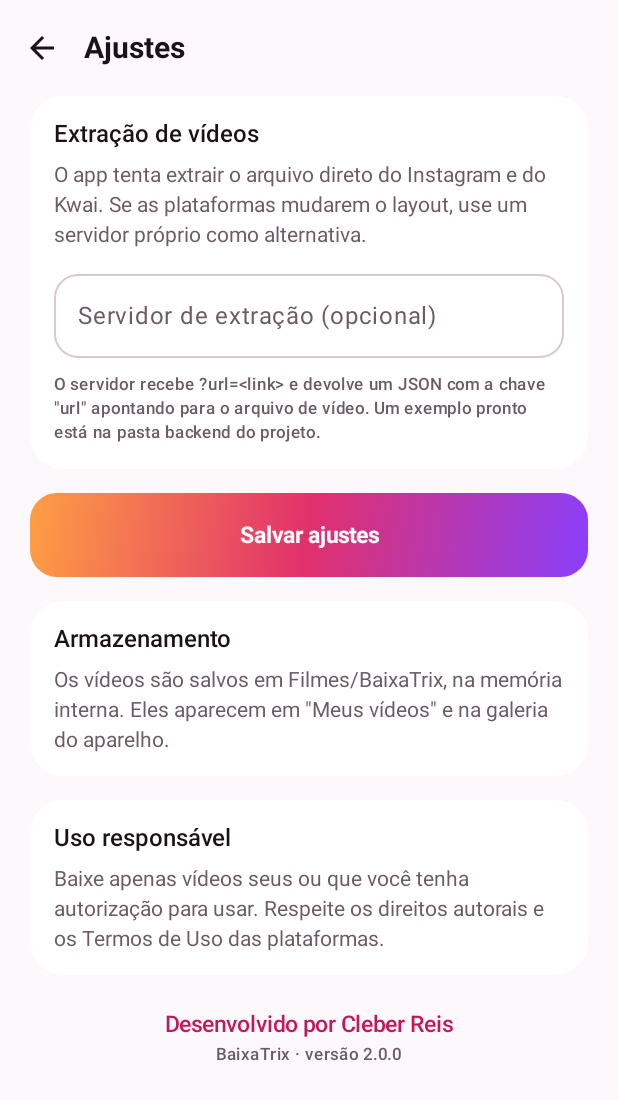
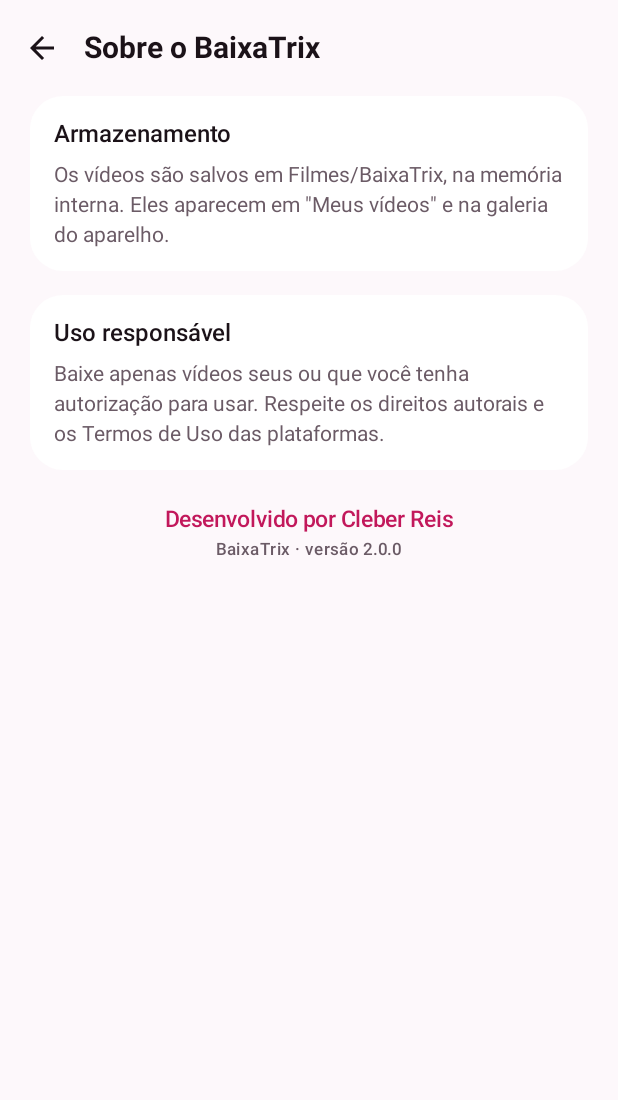
Before and after one commit to clebersys/baixatrix, an Android app built with Jetpack Compose: the composable SettingsScreen shown on its own in the app's theme, on a phone screen of 412 x 824 dp. Shown: the top 1100 px of the screen. Run offline under Robolectric (Android 15) with nearby library versions, the phone set to English and light mode, and no system bars.

Commit message:
Remove server configuration from BaixaTrix app

```diff
--- a/app/build.gradle.kts
+++ b/app/build.gradle.kts
@@ -99,9 +99,6 @@ dependencies {
     implementation("io.coil-kt:coil-compose:2.7.0")
     implementation("io.coil-kt:coil-video:2.7.0")
 
-    // Preferências
-    implementation("androidx.datastore:datastore-preferences:1.1.1")
-
     debugImplementation("androidx.compose.ui:ui-tooling")
 
     testImplementation("junit:junit:4.13.2")
--- a/app/src/main/java/com/cleber/baixatrix/data/SettingsStore.kt
+++ /dev/null
@@ -1,44 +0,0 @@
-package com.cleber.baixatrix.data
-
-import android.content.Context
-import androidx.datastore.core.DataStore
-import androidx.datastore.preferences.core.Preferences
-import androidx.datastore.preferences.core.edit
-import androidx.datastore.preferences.core.emptyPreferences
-import androidx.datastore.preferences.core.stringPreferencesKey
-import androidx.datastore.preferences.preferencesDataStore
-import kotlinx.coroutines.flow.Flow
-import kotlinx.coroutines.flow.catch
-import kotlinx.coroutines.flow.first
-import kotlinx.coroutines.flow.map
-import java.io.IOException
-
-private val Context.dataStore: DataStore<Preferences> by preferencesDataStore(name = "baixatrix_settings")
-
-/** Preferências do app: endereço do servidor de extração opcional. */
-class SettingsStore(private val context: Context) {
-
-    data class Settings(
-        val resolverUrl: String = ""
-    )
-
-    val settings: Flow<Settings> = context.dataStore.data
-        .catch { error ->
-            if (error is IOException) emit(emptyPreferences()) else throw error
-        }
-        .map { prefs ->
-            Settings(
-                resolverUrl = prefs[Keys.RESOLVER_URL].orEmpty()
-            )
-        }
-
-    suspend fun current(): Settings = settings.first()
-
-    suspend fun setResolverUrl(value: String) {
-        context.dataStore.edit { it[Keys.RESOLVER_URL] = value.trim() }
-    }
-
-    private object Keys {
-        val RESOLVER_URL = stringPreferencesKey("resolver_url")
-    }
-}
--- a/app/src/main/java/com/cleber/baixatrix/data/resolver/InstagramResolver.kt
+++ b/app/src/main/java/com/cleber/baixatrix/data/resolver/InstagramResolver.kt
@@ -68,8 +68,7 @@ class InstagramResolver : PlatformResolver {
         if (ordered.isEmpty()) {
             throw ResolveException(
                 message = "O Instagram não disponibilizou este vídeo público. " +
-                    "Posts privados ou removidos não são suportados pelo BaixaTrix. " +
-                    "Você pode configurar um servidor de extração próprio para conteúdo autorizado.",
+                    "O BaixaTrix só oferece suporte a posts públicos; posts privados ou removidos não são suportados.",
                 details = errors.filter { it.isNotBlank() }.distinct().joinToString(" | ")
                     .takeIf { it.isNotBlank() }
             )
--- a/app/src/main/java/com/cleber/baixatrix/ui/HomeViewModel.kt
+++ b/app/src/main/java/com/cleber/baixatrix/ui/HomeViewModel.kt
@@ -5,7 +5,6 @@ import android.net.Uri
 import android.os.Environment
 import androidx.lifecycle.AndroidViewModel
 import androidx.lifecycle.viewModelScope
-import com.cleber.baixatrix.BaixaTrixApplication
 import com.cleber.baixatrix.data.DownloadRepository
 import com.cleber.baixatrix.data.MediaRepository
 import com.cleber.baixatrix.data.model.ResolveException
@@ -49,8 +48,7 @@ data class HomeUiState(
 
 class HomeViewModel(application: Application) : AndroidViewModel(application) {
 
-    private val app = application as BaixaTrixApplication
-    private val mediaRepository = MediaRepository(app.settings)
+    private val mediaRepository = MediaRepository()
     private val downloadRepository = DownloadRepository(application)
 
     private val _state = MutableStateFlow(HomeUiState())
--- a/app/src/main/java/com/cleber/baixatrix/ui/SettingsScreen.kt
+++ b/app/src/main/java/com/cleber/baixatrix/ui/SettingsScreen.kt
@@ -11,7 +11,6 @@ import androidx.compose.foundation.layout.height
 import androidx.compose.foundation.layout.padding
 import androidx.compose.foundation.rememberScrollState
 import androidx.compose.foundation.shape.RoundedCornerShape
-import androidx.compose.foundation.text.KeyboardOptions
 import androidx.compose.foundation.verticalScroll
 import androidx.compose.material.icons.Icons
 import androidx.compose.material.icons.filled.ArrowBack
@@ -19,53 +18,25 @@ import androidx.compose.material3.ExperimentalMaterial3Api
 import androidx.compose.material3.Icon
 import androidx.compose.material3.IconButton
 import androidx.compose.material3.MaterialTheme
-import androidx.compose.material3.OutlinedTextField
 import androidx.compose.material3.Scaffold
-import androidx.compose.material3.SnackbarHost
-import androidx.compose.material3.SnackbarHostState
 import androidx.compose.material3.Surface
 import androidx.compose.material3.Text
 import androidx.compose.material3.TopAppBar
 import androidx.compose.material3.TopAppBarDefaults
 import androidx.compose.runtime.Composable
-import androidx.compose.runtime.getValue
-import androidx.compose.runtime.mutableStateOf
-import androidx.compose.runtime.remember
-import androidx.compose.runtime.rememberCoroutineScope
-import androidx.compose.runtime.setValue
 import androidx.compose.ui.Alignment
 import androidx.compose.ui.Modifier
 import androidx.compose.ui.graphics.Color
-import androidx.compose.ui.platform.LocalContext
-import androidx.compose.ui.text.input.ImeAction
-import androidx.compose.ui.text.input.KeyboardType
 import androidx.compose.ui.unit.dp
-import androidx.lifecycle.compose.collectAsStateWithLifecycle
-import com.cleber.baixatrix.BaixaTrixApplication
 import com.cleber.baixatrix.BuildConfig
-import com.cleber.baixatrix.data.SettingsStore
-import com.cleber.baixatrix.ui.components.GradientButton
-import kotlinx.coroutines.launch
 
 @Composable
 fun SettingsScreen(onBack: () -> Unit) {
-    val context = LocalContext.current
-    val app = context.applicationContext as BaixaTrixApplication
-    val scope = rememberCoroutineScope()
-    val snackbarHostState = remember { SnackbarHostState() }
-
-    val saved by app.settings.settings.collectAsStateWithLifecycle(
-        initialValue = SettingsStore.Settings()
-    )
-
-    var resolverUrl by remember(saved.resolverUrl) { mutableStateOf(saved.resolverUrl) }
-
     Scaffold(
         containerColor = MaterialTheme.colorScheme.background,
-        snackbarHost = { SnackbarHost(snackbarHostState) },
         topBar = {
             TopAppBar(
-                title = { Text("Ajustes", style = MaterialTheme.typography.titleLarge) },
+                title = { Text("Sobre o BaixaTrix", style = MaterialTheme.typography.titleLarge) },
                 navigationIcon = {
                     IconButton(onClick = onBack) {
                         Icon(Icons.Filled.ArrowBack, contentDescription = "Voltar")
@@ -84,52 +55,16 @@ fun SettingsScreen(onBack: () -> Unit) {
             verticalArrangement = Arrangement.spacedBy(16.dp)
         ) {
             SettingsCard(
-                title = "Extração de vídeos",
-                description = "O app tenta extrair o arquivo direto do Instagram e do Kwai. " +
-                    "Se as plataformas mudarem o layout, use um servidor próprio como alternativa."
-            ) {
-                OutlinedTextField(
-                    value = resolverUrl,
-                    onValueChange = { resolverUrl = it },
-                    modifier = Modifier.fillMaxWidth(),
-                    label = { Text("Servidor de extração (opcional)") },
-                    placeholder = { Text("https://meuservidor.com/resolve") },
-                    singleLine = true,
-                    shape = RoundedCornerShape(16.dp),
-                    keyboardOptions = KeyboardOptions(
-                        keyboardType = KeyboardType.Uri,
-                        imeAction = ImeAction.Done
-                    )
-                )
-                Text(
-                    text = "O servidor recebe ?url=<link> e devolve um JSON com a chave \"url\" " +
-                        "apontando para o arquivo de vídeo. Um exemplo pronto está na pasta backend do projeto.",
-                    style = MaterialTheme.typography.labelSmall,
-                    color = MaterialTheme.colorScheme.onSurfaceVariant
-                )
-            }
-
-            GradientButton(
-                text = "Salvar ajustes",
-                onClick = {
-                    scope.launch {
-                        app.settings.setResolverUrl(resolverUrl)
-                        snackbarHostState.showSnackbar("Ajustes salvos.")
-                    }
-                }
-            )
-
-            SettingsCard(
                 title = "Armazenamento",
                 description = "Os vídeos são salvos em Filmes/BaixaTrix, na memória interna. " +
                     "Eles aparecem em \"Meus vídeos\" e na galeria do aparelho."
-            ) {}
+            )
 
             SettingsCard(
                 title = "Uso responsável",
                 description = "Baixe apenas vídeos seus ou que você tenha autorização para usar. " +
                     "Respeite os direitos autorais e os Termos de Uso das plataformas."
-            ) {}
+            )
 
             Column(
                 modifier = Modifier
@@ -155,11 +90,7 @@ fun SettingsScreen(onBack: () -> Unit) {
 }
 
 @Composable
-private fun SettingsCard(
-    title: String,
-    description: String,
-    content: @Composable () -> Unit
-) {
+private fun SettingsCard(title: String, description: String) {
     Surface(
         shape = RoundedCornerShape(22.dp),
         color = MaterialTheme.colorScheme.surface,
@@ -175,7 +106,6 @@ private fun SettingsCard(
                 style = MaterialTheme.typography.bodyMedium,
                 color = MaterialTheme.colorScheme.onSurfaceVariant
             )
-            content()
         }
     }
 }
```
Also changed, not shown: app/src/main/java/com/cleber/baixatrix/BaixaTrixApplication.kt (+0 -9 lines), app/src/main/java/com/cleber/baixatrix/data/MediaRepository.kt (+7 -47 lines), app/src/main/java/com/cleber/baixatrix/data/resolver/RemoteResolver.kt (deleted, +0 -124 lines), app/src/main/java/com/cleber/baixatrix/ui/HomeScreen.kt (+3 -12 lines), 6 other files.
